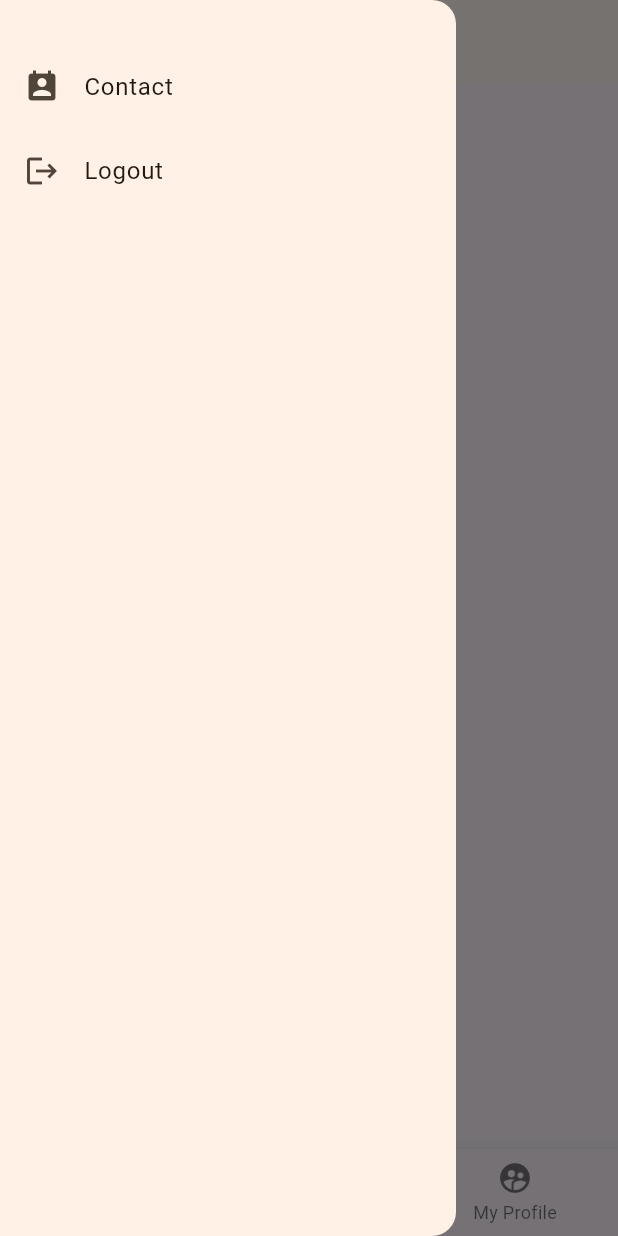
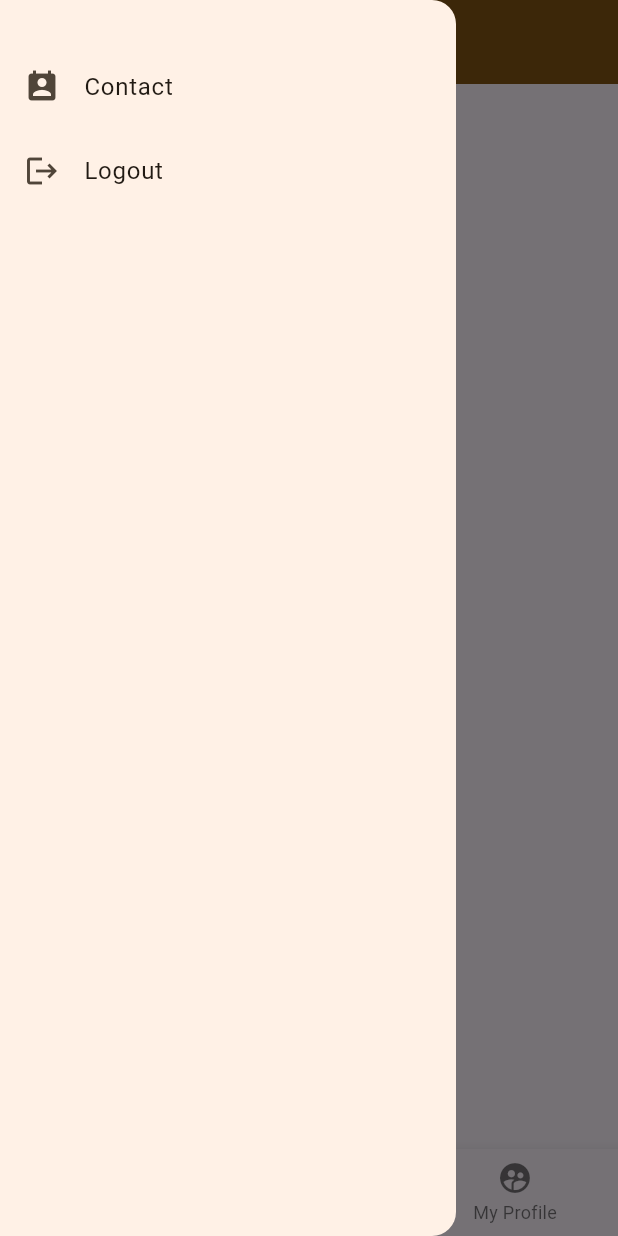
Before and after one commit to Krish-Choudhary/Bochord-Smart-Library, a Flutter app: the screen it shows once a user with an empty profile is signed in, with the side drawer open, on a phone screen of 412 x 824 dp. Run offline on Flutter 3.47's test engine with Material 3 defaults, Android fonts, the light colour scheme and no system bars; our stand-ins replace firebase_auth, firebase_core; accounts and stored records are empty.

Commit message:
Theme setup

```diff
--- a/lib/screens/library_home.dart
+++ b/lib/screens/library_home.dart
@@ -16,7 +16,11 @@ class _LibraryHomeState extends State<LibraryHome> {
   @override
   Widget build(BuildContext context) {
     return Scaffold(
-      appBar: AppBar(title: const Text('Home')),
+      appBar: AppBar(
+        foregroundColor: Theme.of(context).colorScheme.onPrimary,
+        backgroundColor: Theme.of(context).colorScheme.primary,
+        title: const Text('Home'),
+      ),
       body: const Text("Home page"),
       drawer: Drawer(
         child: ListView(
```
Also changed, not shown: lib/widgets/contact.dart (+2 -7 lines).
